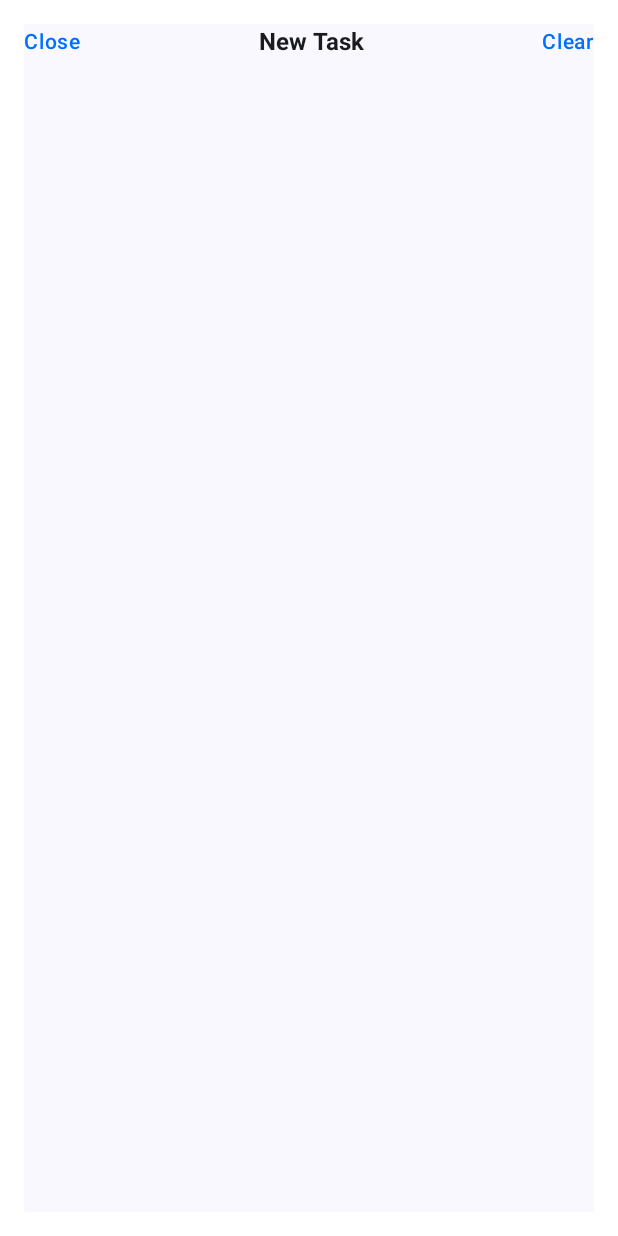
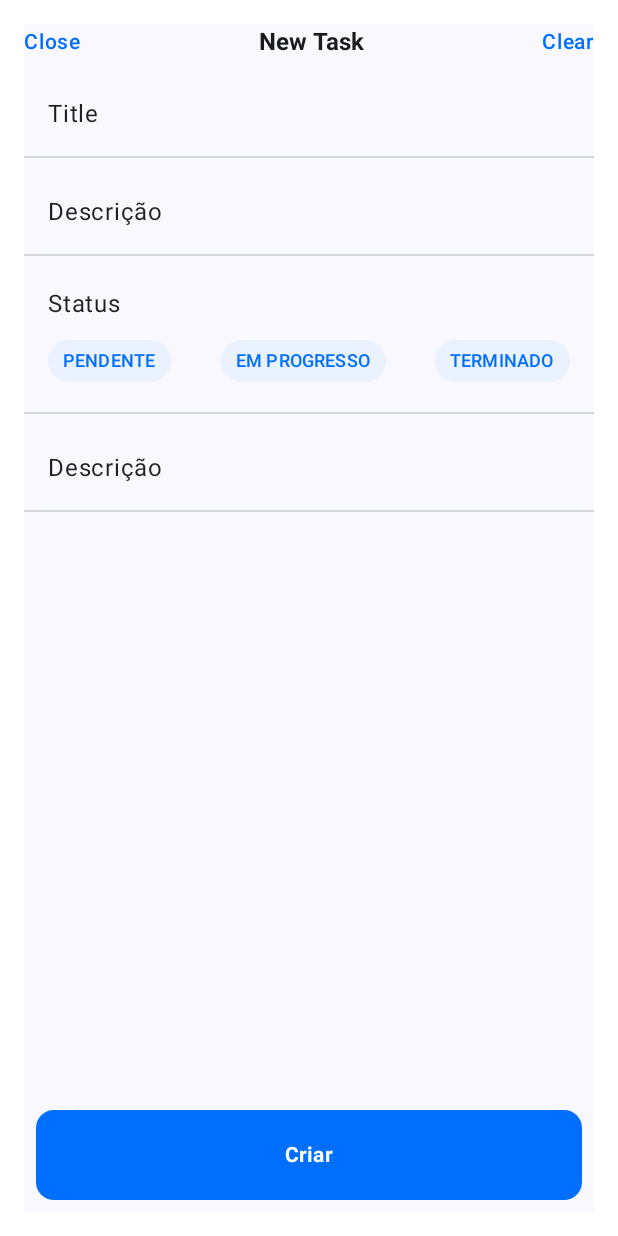
Before and after one commit to pRicard0/TODO-App, an Android app built with Jetpack Compose: the NewScreen screen opened through its navigation route, on a phone screen of 412 x 824 dp. Before the commit the screen is almost empty. Run offline under Robolectric (Android 15) with nearby library versions, the phone set to English and light mode, and no system bars.

Commit message:
Updating New Screen layout

```diff
--- a/app/build.gradle.kts
+++ b/app/build.gradle.kts
@@ -51,7 +51,6 @@ android {
 }
 
 dependencies {
-
     implementation(libs.androidx.core.ktx)
     implementation(libs.androidx.lifecycle.runtime.ktx)
     implementation(libs.androidx.activity.compose)
--- a/app/src/main/java/com/example/todoapp/TodoApp.kt
+++ b/app/src/main/java/com/example/todoapp/TodoApp.kt
@@ -1,7 +1,6 @@
 package com.example.todoapp
 
 import androidx.compose.runtime.Composable
-import androidx.navigation.NavHost
 import androidx.navigation.NavHostController
 import androidx.navigation.compose.rememberNavController
 import com.example.todoapp.ui.navigation.TodoNavHost
--- a/app/src/main/java/com/example/todoapp/components/BottomButton.kt
+++ b/app/src/main/java/com/example/todoapp/components/BottomButton.kt
@@ -29,7 +29,7 @@ fun BottomButton(
             .padding(8.dp)
     ) {
         Button(
-            onClick = { /*TODO*/ },
+            onClick = onClick,
             colors = ButtonDefaults.buttonColors(
                 containerColor = MainBlueColor
             ),
@@ -43,7 +43,6 @@ fun BottomButton(
             )
         }
     }
-
 }
 
 @Preview
@@ -51,6 +50,6 @@ fun BottomButton(
 fun BottomButtonPreview() {
     BottomButton(
         text = "Add Task",
-        onClick = {}
+        onClick = {},
     )
 }
--- a/app/src/main/java/com/example/todoapp/components/homeScreen/HomeTopBar.kt
+++ b/app/src/main/java/com/example/todoapp/components/homeScreen/HomeTopBar.kt
@@ -6,6 +6,7 @@ import androidx.compose.foundation.layout.Box
 import androidx.compose.foundation.layout.Row
 import androidx.compose.foundation.layout.fillMaxSize
 import androidx.compose.foundation.layout.fillMaxWidth
+import androidx.compose.foundation.layout.height
 import androidx.compose.foundation.layout.padding
 import androidx.compose.material3.Icon
 import androidx.compose.material3.Surface
@@ -31,7 +32,8 @@ fun HomeTopBar() {
     ) {
         Switch(
             checked = false,
-            onCheckedChange = {}
+            onCheckedChange = {},
+            modifier = Modifier.height(8.dp)
         )
         Text(
             text = "Projeto",
--- /dev/null
+++ b/app/src/main/java/com/example/todoapp/components/newScreen/NewButton.kt
@@ -0,0 +1,39 @@
+package com.example.todoapp.components.newScreen
+
+import androidx.compose.foundation.layout.PaddingValues
+import androidx.compose.foundation.layout.height
+import androidx.compose.material3.Button
+import androidx.compose.material3.ButtonDefaults
+import androidx.compose.material3.Text
+import androidx.compose.runtime.Composable
+import androidx.compose.ui.Modifier
+import androidx.compose.ui.graphics.Color
+import androidx.compose.ui.tooling.preview.Preview
+import androidx.compose.ui.unit.dp
+import androidx.compose.ui.unit.sp
+import com.example.todoapp.ui.theme.MainBlueColor
+import com.example.todoapp.ui.theme.SecondaryBlueColor
+
+@Composable
+fun NewButton(text: String, onClick: () -> Unit) {
+    Button(
+        onClick = onClick,
+        contentPadding = PaddingValues(horizontal = 10.dp),
+        colors = ButtonDefaults.buttonColors(
+            containerColor = SecondaryBlueColor,
+            contentColor = MainBlueColor
+        ),
+        modifier = Modifier.height(28.dp)
+    ) {
+        Text(
+            text = text,
+            fontSize = 12.sp
+        )
+    }
+}
+
+@Preview
+@Composable
+fun NewButtonPreview() {
+    NewButton(text = "PENDENTE", onClick = {})
+}
--- a/app/src/main/java/com/example/todoapp/ui/screens/newTask/NewScreen.kt
+++ b/app/src/main/java/com/example/todoapp/ui/screens/newTask/NewScreen.kt
@@ -1,19 +1,37 @@
 package com.example.todoapp.ui.screens.newTask
 
 import androidx.compose.foundation.background
+import androidx.compose.foundation.layout.Arrangement
+import androidx.compose.foundation.layout.Box
 import androidx.compose.foundation.layout.Column
+import androidx.compose.foundation.layout.PaddingValues
+import androidx.compose.foundation.layout.Row
+import androidx.compose.foundation.layout.Spacer
 import androidx.compose.foundation.layout.fillMaxSize
 import androidx.compose.foundation.layout.fillMaxWidth
+import androidx.compose.foundation.layout.height
 import androidx.compose.foundation.layout.padding
+import androidx.compose.material3.Button
+import androidx.compose.material3.OutlinedTextField
+import androidx.compose.material3.OutlinedTextFieldDefaults
 import androidx.compose.material3.Scaffold
 import androidx.compose.material3.Surface
+import androidx.compose.material3.Text
+import androidx.compose.material3.TextField
 import androidx.compose.runtime.Composable
 import androidx.compose.ui.Modifier
+import androidx.compose.ui.graphics.Color
 import androidx.compose.ui.tooling.preview.Preview
 import androidx.compose.ui.unit.dp
+import androidx.compose.ui.unit.sp
+import com.example.todoapp.components.BottomButton
 import com.example.todoapp.components.TaskTopBar
+import com.example.todoapp.components.newScreen.NewButton
 import com.example.todoapp.ui.navigation.NavigationDestination
+import com.example.todoapp.ui.theme.BlackParagraphColor
 import com.example.todoapp.ui.theme.MainBackgroundColor
+import com.example.todoapp.ui.theme.ParagraphColor
+import com.example.todoapp.ui.theme.SpacerColor
 import com.example.todoapp.ui.theme.TODOAppTheme
 
 object NewDestination: NavigationDestination {
@@ -32,6 +50,9 @@ fun NewScreen(
             .padding(16.dp),
         topBar = {
            TaskTopBar(onCloseClick = onCloseClick)
+        },
+        bottomBar = {
+            BottomButton(text = "Criar", onClick = {})
         }
     ) { innerPadding ->
         Surface(
@@ -39,11 +60,76 @@ fun NewScreen(
                 .padding(innerPadding)
                 .fillMaxSize()
         ) {
-            Column(
+            NewForm()
+        }
+    }
+}
+
+@Composable
+fun NewForm() {
+    Column(
+        modifier = Modifier.fillMaxWidth()
+    ) {
+        OutlinedTextField(
+            value = "",
+            onValueChange = {},
+            label = { Text("Title", color = BlackParagraphColor) },
+            colors = OutlinedTextFieldDefaults.colors(
+                focusedBorderColor = Color.Transparent,
+                unfocusedBorderColor = Color.Transparent
+            ),
+        )
+        Spacer(modifier = Modifier
+            .height(1.dp)
+            .background(SpacerColor)
+            .fillMaxWidth())
+        OutlinedTextField(
+            value = "",
+            onValueChange = {},
+            label = { Text("Descrição", color = BlackParagraphColor) },
+            colors = OutlinedTextFieldDefaults.colors(
+                focusedBorderColor = Color.Transparent,
+                unfocusedBorderColor = Color.Transparent
+            ),
+        )
+        Spacer(modifier = Modifier
+            .height(1.dp)
+            .background(SpacerColor)
+            .fillMaxWidth())
+        Column(
+            verticalArrangement = Arrangement.spacedBy(12.dp),
+            modifier = Modifier.padding(vertical = 20.dp, horizontal = 16.dp)
+        ) {
+            Text(
+                text = "Status",
+                color = BlackParagraphColor
+            )
+            Row(
+                horizontalArrangement = Arrangement.SpaceBetween,
                 modifier = Modifier.fillMaxWidth()
             ) {
+                NewButton(text = "PENDENTE", onClick = {})
+                NewButton(text = "EM PROGRESSO", onClick = {})
+                NewButton(text = "TERMINADO", onClick = {})
             }
         }
+        Spacer(modifier = Modifier
+            .height(1.dp)
+            .background(SpacerColor)
+            .fillMaxWidth())
+        OutlinedTextField(
+            value = "",
+            onValueChange = {},
+            label = { Text("Descrição", color = BlackParagraphColor) },
+            colors = OutlinedTextFieldDefaults.colors(
+                focusedBorderColor = Color.Transparent,
+                unfocusedBorderColor = Color.Transparent
+            ),
+        )
+        Spacer(modifier = Modifier
+            .height(1.dp)
+            .background(SpacerColor)
+            .fillMaxWidth())
     }
 }
 
--- a/app/src/main/java/com/example/todoapp/ui/theme/Color.kt
+++ b/app/src/main/java/com/example/todoapp/ui/theme/Color.kt
@@ -8,7 +8,7 @@ val BlackParagraphColor = Color(0xFF1F2024)
 val ParagraphColor = Color(0xFF71727A)
 val SwitchBackgroundColor = Color(0xFFF8F9FE)
 val MainBackgroundColor = Color(0xFFFFFFFF)
-
+val SpacerColor = Color(0xFFD4D6DD)
 
 val DarkMainBlueColor = Color(0xFF82B1FF) // Lighter version of MainBlueColor for dark background
 val DarkSecondaryBlueColor = Color(0xFF1A3D5D) // Darker blue for background elements
@@ -16,6 +16,7 @@ val DarkBlackParagraphColor = Color(0xFFE1E1E1) // Light color for dark paragrap
 val DarkParagraphColor = Color(0xFFB0B0B0) // Lighter version of ParagraphColor
 val DarkSwitchBackgroundColor = Color(0xFF323639) // Darker background for switch
 val DarkMainBackgroundColor = Color(0xFF121212)
+val DarkSpacerColor = Color(0xFFD4D6DD)
 
 
 
```
